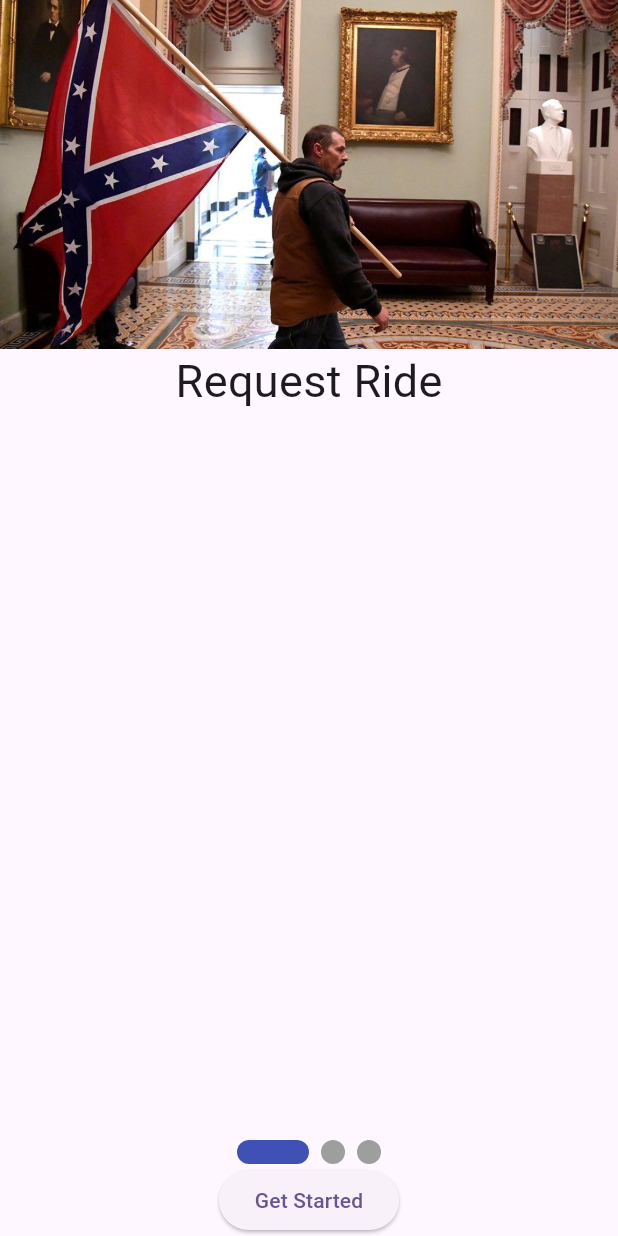
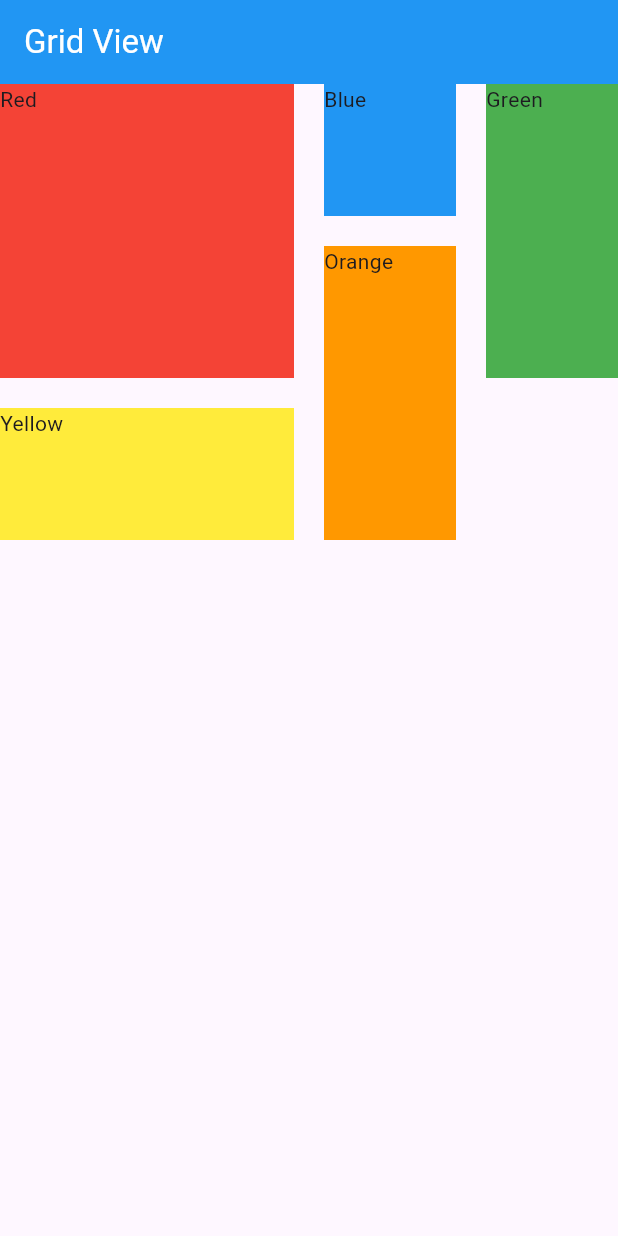
Before and after one commit to AbRehman536/Flutter_sec_9, a Flutter app: the screen it shows after launch, on a phone screen of 412 x 824 dp. Run offline on Flutter 3.47's test engine with Material 3 defaults, Android fonts, the light colour scheme and no system bars; drawn by our look-alikes of smooth_page_indicator.

Commit message:
Grid View done

```diff
--- /dev/null
+++ b/lib/gridview_basic.dart
@@ -0,0 +1,35 @@
+import 'package:flutter/material.dart';
+import 'package:flutter/cupertino.dart';
+
+class GridviewBasic extends StatelessWidget {
+  const GridviewBasic({super.key});
+
+  @override
+  Widget build(BuildContext context) {
+    return Scaffold(
+      body: GridView.count(
+          crossAxisCount: 2,
+          mainAxisSpacing: 20,
+          crossAxisSpacing: 20,
+          padding: EdgeInsets.all(20),
+          children: [
+            Container(color: Colors.red,child: Column(children: [
+              Text("Red"),
+              Text("Red"),
+              Text("Red"),
+              Text("Red"),
+              Text("Red"),
+              Text("Red"),
+              Text("Red"),
+            ],),),
+            Container(color: Colors.yellow,),
+            Container(color: Colors.green,),
+            Container(color: Colors.blue,),
+            Container(color: Colors.orange,),
+            Container(color: Colors.black,),
+            Container(color: Colors.purple,),
+          ],
+      ),
+    );
+  }
+}
--- /dev/null
+++ b/lib/gridview_staggered.dart
@@ -0,0 +1,54 @@
+import 'package:flutter/material.dart';
+import 'package:flutter_staggered_grid_view/flutter_staggered_grid_view.dart';
+
+class GridviewStaggered extends StatelessWidget {
+  const GridviewStaggered({super.key});
+
+  @override
+  Widget build(BuildContext context) {
+    return Scaffold(
+      appBar: AppBar(
+        title: Text("Grid View"),
+        backgroundColor: Colors.blue,
+        foregroundColor: Colors.white,
+      ),
+      body: StaggeredGrid.count(
+          crossAxisCount: 4,
+          mainAxisSpacing: 20,
+        crossAxisSpacing: 20,
+        children: [
+          StaggeredGridTile.count(
+              crossAxisCellCount: 2,
+              mainAxisCellCount: 2,
+              child: Container(
+                  color: Colors.red,
+                  child: Text("Red")),),
+          StaggeredGridTile.count(
+              crossAxisCellCount: 1,
+              mainAxisCellCount: 1,
+              child: Container(
+                  color: Colors.blue,
+                  child: Text("Blue")),),
+          StaggeredGridTile.count(
+              crossAxisCellCount: 1,
+              mainAxisCellCount: 2,
+              child: Container(
+                color: Colors.green,
+                  child: Text("Green")),),
+          StaggeredGridTile.count(
+              crossAxisCellCount: 2,
+              mainAxisCellCount: 1,
+              child: Container(
+                  color: Colors.yellow,
+                  child: Text("Yellow")),),
+          StaggeredGridTile.count(
+              crossAxisCellCount: 1,
+              mainAxisCellCount: 2,
+              child: Container(
+                  color: Colors.orange,
+                  child: Text("Orange")),),
+        ],
+      )
+    );
+  }
+}
--- a/lib/main.dart
+++ b/lib/main.dart
@@ -4,6 +4,9 @@ import 'package:flutter_sec_9/bottom_sheet.dart';
 import 'package:flutter_sec_9/dialogbox.dart';
 import 'package:flutter_sec_9/floating_action_button.dart';
 import 'package:flutter_sec_9/floating_action_button_extended.dart';
+import 'package:flutter_sec_9/gridView_builder.dart';
+import 'package:flutter_sec_9/gridview_basic.dart';
+import 'package:flutter_sec_9/gridview_staggered.dart';
 import 'package:flutter_sec_9/listTile_demo.dart';
 import 'package:flutter_sec_9/login_form.dart';
 import 'package:flutter_sec_9/multiple_selection.dart';
@@ -45,7 +48,7 @@ class MyApp extends StatelessWidget {
         // tested with just a hot reload.
         colorScheme: ColorScheme.fromSeed(seedColor: Colors.deepPurple),
       ),
-      home: PageViewDemo(),
+      home: GridviewStaggered(),
     );
   }
 }
--- a/pubspec.yaml
+++ b/pubspec.yaml
@@ -35,6 +35,7 @@ dependencies:
   # Use with the CupertinoIcons class for iOS style icons.
   cupertino_icons: ^1.0.8
   smooth_page_indicator: ^1.2.1
+  flutter_staggered_grid_view: ^0.7.0
 
 
 dev_dependencies:
```
Also changed, not shown: lib/gridView_builder.dart (added, +21 -0 lines), pubspec.lock.
